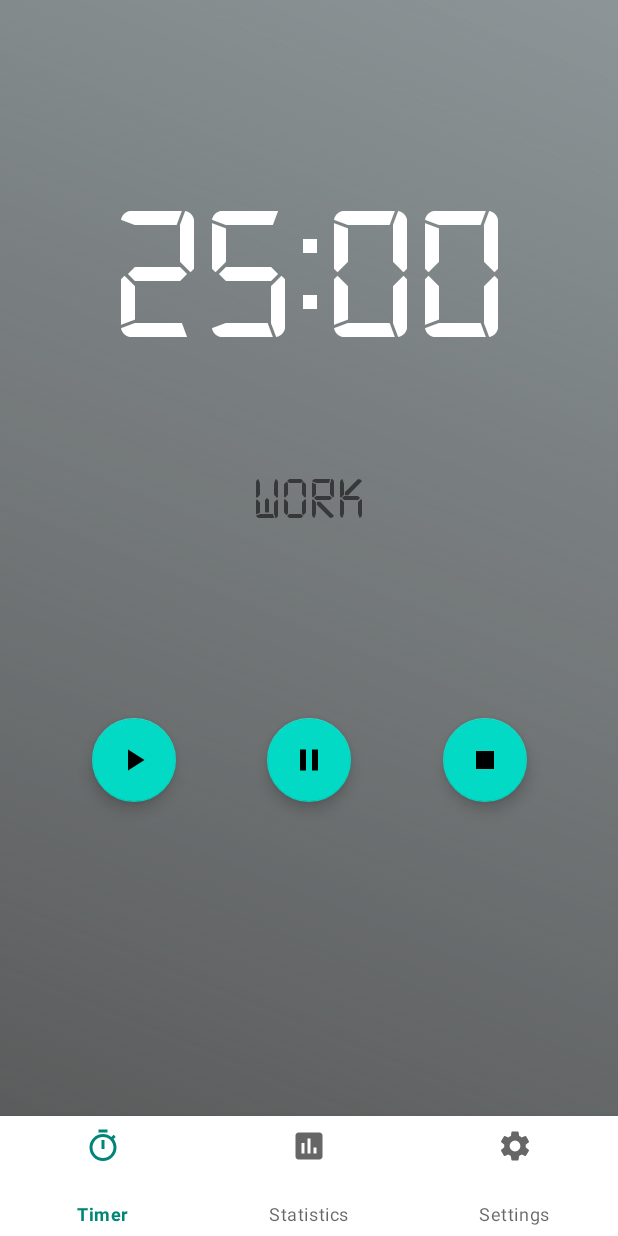
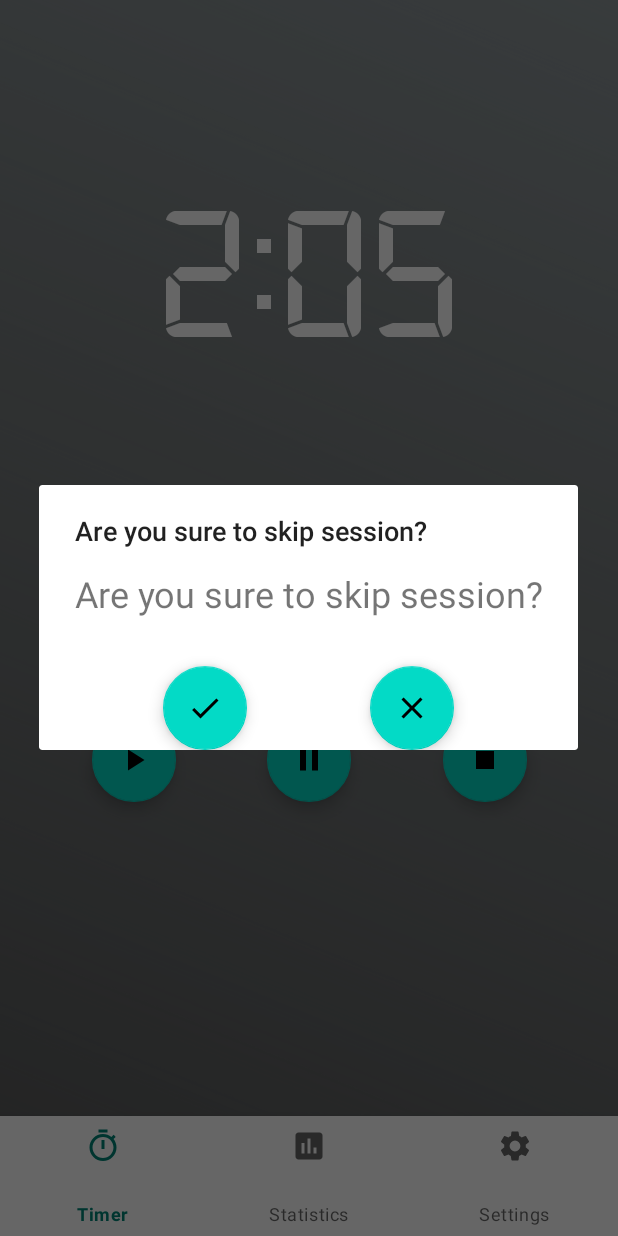
Before and after one commit to Maciej-Rzemek/Efficiency-Timer, an Android app: the screen it shows after launch (MainActivity), after a tap on an icon or button, on a phone screen of 412 x 824 dp. Run offline under Robolectric (Android 15) with nearby library versions, the phone set to English and light mode, and no system bars; our stand-ins replace data binding, navigation-ui.

Commit message:
skipping session dialog added

```diff
--- a/app/src/main/java/com/example/efficiencytimer/ui/TimerFragment.kt
+++ b/app/src/main/java/com/example/efficiencytimer/ui/TimerFragment.kt
@@ -1,6 +1,6 @@
 package com.example.efficiencytimer.ui
 
-import android.content.Context
+import android.app.AlertDialog
 import androidx.lifecycle.ViewModelProviders
 import android.os.Bundle
 import android.util.Log
@@ -12,24 +12,44 @@ import androidx.databinding.DataBindingUtil
 import androidx.lifecycle.Observer
 import com.example.efficiencytimer.R
 import com.example.efficiencytimer.databinding.TimerFragmentBinding
-import com.example.efficiencytimer.utilities.PreferencesUtil
+import com.example.efficiencytimer.utilities.TimerState
 import com.example.efficiencytimer.utilities.WorkState
+import kotlinx.android.synthetic.main.skipping_session_dialog.view.*
 import kotlinx.android.synthetic.main.timer_fragment.*
 
 class TimerFragment : Fragment() {
 
     private lateinit var viewModel: TimerViewModel
     private lateinit var workState: WorkState
+    private lateinit var timerState: TimerState
     private lateinit var binding: TimerFragmentBinding
 
     override fun onCreateView(inflater: LayoutInflater, container: ViewGroup?,
                               savedInstanceState: Bundle?): View? {
+        Log.i("ViewModelTag", "onCreateView Initialized")
 
         binding = DataBindingUtil.inflate(inflater, R.layout.timer_fragment, container, false)
         val viewModelFactory = TimerViewModelFactory(context!!)
         viewModel = ViewModelProviders.of(this, viewModelFactory).get(TimerViewModel::class.java)
         binding.timerViewModel = viewModel
         binding.lifecycleOwner = this
+
+        // Skipping Session Dialog
+        binding.stopFab.setOnClickListener {
+            val skippingSessionDialogView = LayoutInflater.from(context).inflate(R.layout.skipping_session_dialog, null)
+            val dialogBuilder = AlertDialog.Builder(context)
+                .setView(skippingSessionDialogView)
+                .setTitle(R.string.skipping_workSession_dialog)
+            val skippingSessionDialog = dialogBuilder.show()
+
+            skippingSessionDialogView.confirmSkipFAB.setOnClickListener {
+                viewModel.onSkipTimerSession()
+                skippingSessionDialog.dismiss()
+            }
+            skippingSessionDialogView.cancelSkipFAB.setOnClickListener {
+                skippingSessionDialog.dismiss()
+            }
+        }
 
 
         viewModel.getCurrentTime().observe(this, Observer {
@@ -50,11 +70,15 @@ class TimerFragment : Fragment() {
             updateWorkStateTextView()
         })
 
+        viewModel.getTimerState().observe(this, Observer {
+            timerState = it!!
+            updateButtons()
+        })
+
+        binding.playFab.isClickable = false
+
+
         return binding.root
-    }
-
-    private fun setCurrentTime() {
-
     }
 
     private fun initUI() {
@@ -65,7 +89,7 @@ class TimerFragment : Fragment() {
         timer_textView.text = "$minutes:0$seconds"
     }
 
-    fun updateWorkStateTextView() {
+    private fun updateWorkStateTextView() {
         when (workState) {
             WorkState.Working -> {
                 work_status_textView.text = "WORK"
@@ -73,25 +97,36 @@ class TimerFragment : Fragment() {
             WorkState.Resting -> {
                 work_status_textView.text = "BREAK"
             }
-            WorkState.Stopped -> {
-                work_status_textView.text = ""
+            else -> {
+                work_status_textView.text = "WORK"
             }
         }
     }
 
+    private fun updateButtons() {
+        when (timerState) {
+            TimerState.Stopped -> {
+                binding.playFab.isClickable = false
+                binding.pauseFab.isClickable = false
+            }
+        }
+    }
+
+
     override fun onStart() {
+        Log.i("FragmentTAG", "onStart Initialized")
         viewModel.initTimer()
         initUI()
         super.onStart()
     }
 
     override fun onPause() {
-        Log.i("TAG", "TimerFragment PAUSED")
+        Log.i("FragmentTAG", "TimerFragment PAUSED")
         super.onPause()
     }
 
     override fun onResume() {
-        Log.i("TAG", "TimerFragment RESUMED")
+        Log.i("FragmentTAG", "onResume Initialized")
         super.onResume()
     }
 
--- a/app/src/main/java/com/example/efficiencytimer/ui/TimerViewModel.kt
+++ b/app/src/main/java/com/example/efficiencytimer/ui/TimerViewModel.kt
@@ -38,15 +38,14 @@ class TimerViewModel(private val context: Context) : ViewModel() {
 
     fun countingPaused() {
         timer.cancel()
-        timerState.value = TimerState.Paused
         Log.i("TAG", "Initialized countingPaused() - WorkState = ${workState.value} - TimerState = ${timerState.value}")
     }
 
     fun initTimer() {
         val timerWorkLength = PreferencesUtil.getWorkTimerLength(context)
         val timerBreakLength = PreferencesUtil.getBreakTimerLength(context)
-        timerWorkLengthSeconds = timerWorkLength * 60L
-        timerBreakLengthSeconds = timerBreakLength * 60L
+        timerWorkLengthSeconds = timerWorkLength * 5L
+        timerBreakLengthSeconds = timerBreakLength * 5L
     }
 
     private fun startTimer() {
@@ -93,6 +92,7 @@ class TimerViewModel(private val context: Context) : ViewModel() {
                         workState.value = WorkState.Working
                     }
                 }
+                Log.i("TAG", "onFinish - WorkState - ${workState.value}, - TimerState = ${timerState.value}")
             }
 
             override fun onTick(millisUntilFinished: Long) {
@@ -118,6 +118,8 @@ class TimerViewModel(private val context: Context) : ViewModel() {
 
     fun getTimerWorkLengthSeconds() = timerWorkLengthSeconds
 
+    fun getTimerState() = timerState
+
     fun getWorkState() = workState
 
 
--- /dev/null
+++ b/app/src/main/res/drawable/ic_check_black_24dp.xml
@@ -0,0 +1,9 @@
+<vector xmlns:android="http://schemas.android.com/apk/res/android"
+        android:width="24dp"
+        android:height="24dp"
+        android:viewportWidth="24.0"
+        android:viewportHeight="24.0">
+    <path
+        android:fillColor="#FF000000"
+        android:pathData="M9,16.17L4.83,12l-1.42,1.41L9,19 21,7l-1.41,-1.41z"/>
+</vector>
--- /dev/null
+++ b/app/src/main/res/drawable/ic_clear_black_24dp.xml
@@ -0,0 +1,9 @@
+<vector xmlns:android="http://schemas.android.com/apk/res/android"
+        android:width="24dp"
+        android:height="24dp"
+        android:viewportWidth="24.0"
+        android:viewportHeight="24.0">
+    <path
+        android:fillColor="#FF000000"
+        android:pathData="M19,6.41L17.59,5 12,10.59 6.41,5 5,6.41 10.59,12 5,17.59 6.41,19 12,13.41 17.59,19 19,17.59 13.41,12z"/>
+</vector>
--- a/app/src/main/res/layout-land/timer_fragment.xml
+++ b/app/src/main/res/layout-land/timer_fragment.xml
@@ -68,12 +68,13 @@
             android:layout_height="wrap_content"
             android:layout_marginTop="148dp"
             android:layout_marginEnd="200dp"
-            android:onClick="@{() -> timerViewModel.onSkipTimerSession()}"
             app:layout_constraintEnd_toEndOf="parent"
             app:layout_constraintHorizontal_bias="0.5"
             app:layout_constraintStart_toEndOf="@+id/pause_fab"
             app:layout_constraintTop_toBottomOf="@+id/timer_textView"
             app:srcCompat="@drawable/ic_stop_black_24dp" />
+<!--        android:onClick="@{() -> timerViewModel.onSkipTimerSession()}"-->
+
     </androidx.constraintlayout.widget.ConstraintLayout>
 
 
--- /dev/null
+++ b/app/src/main/res/layout/skipping_session_dialog.xml
@@ -0,0 +1,45 @@
+<?xml version="1.0" encoding="utf-8"?>
+<androidx.constraintlayout.widget.ConstraintLayout xmlns:android="http://schemas.android.com/apk/res/android"
+    xmlns:app="http://schemas.android.com/apk/res-auto"
+    xmlns:tools="http://schemas.android.com/tools"
+    android:layout_width="match_parent"
+    android:layout_height="match_parent"
+    android:orientation="vertical">
+
+
+    <TextView
+        android:id="@+id/textView"
+        android:layout_width="wrap_content"
+        android:layout_height="wrap_content"
+        android:text="@string/skipping_workSession_dialog"
+        android:textSize="24sp"
+        app:layout_constraintBottom_toBottomOf="parent"
+        app:layout_constraintEnd_toEndOf="parent"
+        app:layout_constraintStart_toStartOf="parent"
+        app:layout_constraintTop_toTopOf="parent"
+        app:layout_constraintVertical_bias="0.13" />
+
+    <com.google.android.material.floatingactionbutton.FloatingActionButton
+        android:id="@+id/confirmSkipFAB"
+        android:layout_width="wrap_content"
+        android:layout_height="wrap_content"
+        android:layout_marginTop="32dp"
+        android:clickable="true"
+        app:layout_constraintEnd_toStartOf="@+id/cancelSkipFAB"
+        app:layout_constraintHorizontal_bias="0.5"
+        app:layout_constraintStart_toStartOf="parent"
+        app:layout_constraintTop_toBottomOf="@+id/textView"
+        app:srcCompat="@drawable/ic_check_black_24dp" />
+
+    <com.google.android.material.floatingactionbutton.FloatingActionButton
+        android:id="@+id/cancelSkipFAB"
+        android:layout_width="wrap_content"
+        android:layout_height="wrap_content"
+        android:layout_marginTop="32dp"
+        android:clickable="true"
+        app:layout_constraintEnd_toEndOf="parent"
+        app:layout_constraintHorizontal_bias="0.5"
+        app:layout_constraintStart_toEndOf="@+id/confirmSkipFAB"
+        app:layout_constraintTop_toBottomOf="@+id/textView"
+        app:srcCompat="@drawable/ic_clear_black_24dp" />
+</androidx.constraintlayout.widget.ConstraintLayout>
--- a/app/src/main/res/layout/timer_fragment.xml
+++ b/app/src/main/res/layout/timer_fragment.xml
@@ -45,12 +45,13 @@
             android:layout_width="wrap_content"
             android:layout_height="wrap_content"
             android:layout_marginTop="240dp"
-            android:onClick="@{() -> timerViewModel.onSkipTimerSession()}"
             app:layout_constraintEnd_toEndOf="parent"
             app:layout_constraintHorizontal_bias="0.5"
             app:layout_constraintStart_toEndOf="@+id/pause_fab"
             app:layout_constraintTop_toBottomOf="@+id/timer_textView"
             app:srcCompat="@drawable/ic_stop_black_24dp" />
+<!--            android:onClick="@{() -> timerViewModel.onSkipTimerSession()}"-->
+
 
         <com.google.android.material.floatingactionbutton.FloatingActionButton
             android:id="@+id/play_fab"
--- a/app/src/main/res/values/strings.xml
+++ b/app/src/main/res/values/strings.xml
@@ -1,5 +1,6 @@
 <resources>
     <string name="app_name">Efficiency Timer</string>
     <string name="default_time">0:00</string>
+    <string name="skipping_workSession_dialog">Are you sure to skip session?</string>
 
 </resources>
```
